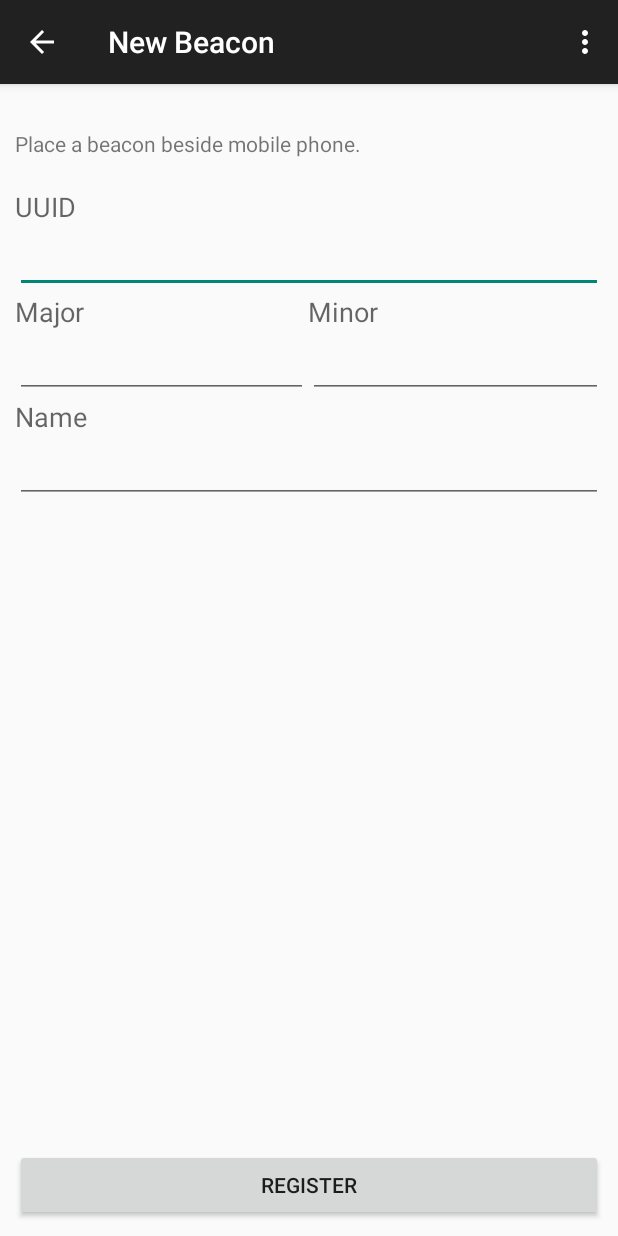
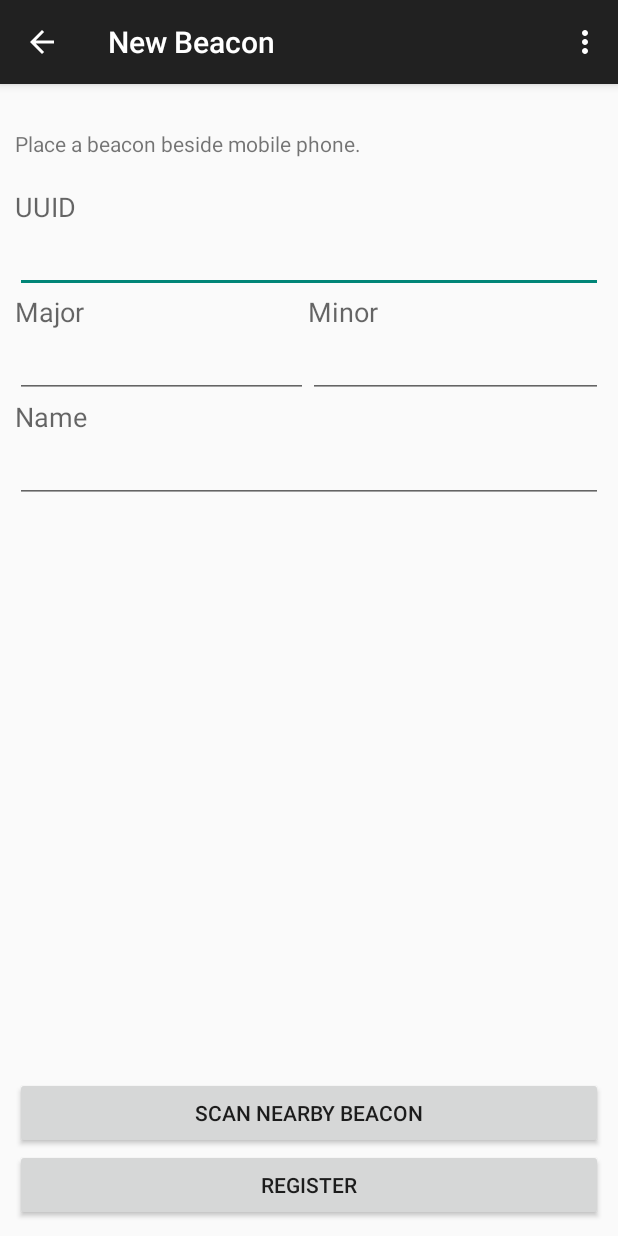
Before and after one commit to qinjie/AssetTracking-Android, an Android app: the NewBeaconActivity screen opened directly, with no data from a screen before it, on a phone screen of 412 x 824 dp. Run offline under Robolectric (Android 15) with nearby library versions, the phone set to English and light mode, and no system bars; our stand-ins replace Volley; libraries missing offline, so code that uses them is left out: com.estimote.sdk; network calls fail; 3 statements that could not run were skipped.

Commit message:
1. Added Refresh button for NewBeaconActivity

```diff
--- a/app/src/main/java/edu/np/ece/assettracking/NewBeaconActivity.java
+++ b/app/src/main/java/edu/np/ece/assettracking/NewBeaconActivity.java
@@ -19,6 +19,7 @@ import com.estimote.sdk.Beacon;
 import com.estimote.sdk.BeaconManager;
 import com.estimote.sdk.Region;
 import com.google.gson.Gson;
+import com.google.gson.JsonObject;
 
 import org.json.JSONArray;
 import org.json.JSONException;
@@ -27,7 +28,6 @@ import org.json.JSONObject;
 import java.util.List;
 
 import edu.np.ece.assettracking.model.BeaconData;
-import edu.np.ece.assettracking.model.LocationData;
 import edu.np.ece.assettracking.util.Constant;
 import edu.np.ece.assettracking.util.CustomJsonObjectRequest;
 
@@ -40,10 +40,10 @@ public class NewBeaconActivity extends AppCompatActivity {
 
     EditText etId, etUuid, etMajor, etMinor, etName;
     TextView tvCreated, tvInfo;
-    Button btRegister;
+    Button btRegister, btRefresh;
     LinearLayout containerCreated;
 
-    private View.OnClickListener buttonListener = new View.OnClickListener() {
+    private View.OnClickListener btRegisterListener = new View.OnClickListener() {
         @Override
         public void onClick(View v) {
 
@@ -66,6 +66,22 @@ public class NewBeaconActivity extends AppCompatActivity {
                 data.setId(Integer.valueOf(id));
                 callApiUpdateBeacon(data);
             }
+        }
+    };
+    private View.OnClickListener btRefreshListener = new View.OnClickListener() {
+        @Override
+        public void onClick(View v) {
+            beaconManager.connect(new BeaconManager.ServiceReadyCallback() {
+                @Override
+                public void onServiceReady() {
+                    try {
+                        beaconManager.startRanging(region);
+                    } catch (RemoteException e) {
+                        e.printStackTrace();
+                    }
+                }
+            });
+
         }
     };
 
@@ -92,7 +108,10 @@ public class NewBeaconActivity extends AppCompatActivity {
         containerCreated.setVisibility(View.INVISIBLE);
         tvCreated = (TextView) findViewById(R.id.tvCreated);
         btRegister = (Button) findViewById(R.id.btRegister);
-        btRegister.setOnClickListener(buttonListener);
+        btRegister.setOnClickListener(btRegisterListener);
+
+        btRefresh = (Button) findViewById(R.id.btRefresh);
+        btRefresh.setOnClickListener(btRefreshListener);
 
         beaconManager = ((MyApplication) getApplication()).getBeaconManager();
         region = new Region("ranged region",
@@ -107,8 +126,14 @@ public class NewBeaconActivity extends AppCompatActivity {
                     etUuid.setText(beacon.getProximityUUID().toUpperCase());
                     etMajor.setText(String.valueOf(beacon.getMajor()));
                     etMinor.setText(String.valueOf(beacon.getMinor()));
+                    callApiGetBeacon(beacon.getProximityUUID(), beacon.getMajor(), beacon.getMinor());
 
-                    callApiGetBeacon(beacon.getProximityUUID(), beacon.getMajor(), beacon.getMinor());
+                    try {
+                        beaconManager.stopRanging(region);
+                    } catch (RemoteException e) {
+                        e.printStackTrace();
+                    }
+
                 } else {
                     Toast.makeText(getBaseContext(), "No Beacon found.", Toast.LENGTH_SHORT).show();
                 }
@@ -125,10 +150,13 @@ public class NewBeaconActivity extends AppCompatActivity {
                     @Override
                     public void onResponse(JSONObject json) {
                         try {
-                            etId.setText(String.valueOf(json.getInt("id")));
-                            etId.setVisibility(View.VISIBLE);
-                            tvInfo.setText("Update successful.");
-                            tvInfo.setVisibility(View.VISIBLE);
+                            JSONArray array = json.getJSONArray("items");
+                            if (array.length() <= 0) return;
+                            JSONObject obj = array.getJSONObject(0);
+                            int id = obj.getInt("id");
+                            String name = obj.getString("label");
+                            etId.setText(String.valueOf(id));
+                            etName.setText(name);
                         } catch (JSONException e) {
                             e.printStackTrace();
                         }
@@ -141,7 +169,7 @@ public class NewBeaconActivity extends AppCompatActivity {
 
     private void callApiCreateBeacon(BeaconData data) {
         String url = Constant.APIS.get("base") + Constant.APIS.get("beacon_url_create");
-        String json = gson.toJson(data, LocationData.class);
+        String json = gson.toJson(data, BeaconData.class);
         CustomJsonObjectRequest postRequest = new CustomJsonObjectRequest(Request.Method.POST, url, json,
                 new Response.Listener<JSONObject>() {
                     @Override
@@ -164,22 +192,22 @@ public class NewBeaconActivity extends AppCompatActivity {
     private void callApiUpdateBeacon(BeaconData data) {
         String url = Constant.APIS.get("base") + Constant.APIS.get("beacon_url_update");
         url = url.replace("<id>", String.valueOf(data.getId()));
-        String json = gson.toJson(data, LocationData.class);
-        CustomJsonObjectRequest postRequest = new CustomJsonObjectRequest(Request.Method.PUT, url, json,
+//        String json = gson.toJson(data, BeaconData.class);
+        JsonObject obj = new JsonObject();
+        obj.addProperty("name", data.getName());
+        CustomJsonObjectRequest postRequest = new CustomJsonObjectRequest(Request.Method.PUT, url, obj.toString(),
                 new Response.Listener<JSONObject>() {
                     @Override
                     public void onResponse(JSONObject json) {
                         try {
-                            JSONArray array = json.getJSONArray("items");
-                            if (array.length() <= 0) return;
-                            JSONObject obj = array.getJSONObject(0);
-                            int id = obj.getInt("id");
-                            String name = obj.getString("label");
-                            etId.setText(String.valueOf(id));
-                            etName.setText(name);
+                            etId.setText(String.valueOf(json.getInt("id")));
+                            etId.setVisibility(View.VISIBLE);
+                            tvInfo.setText("Update successful.");
+                            tvInfo.setVisibility(View.VISIBLE);
                         } catch (JSONException e) {
                             e.printStackTrace();
                         }
+
                     }
                 },
                 CustomJsonObjectRequest.getDefaultErrorListener(getBaseContext())
@@ -190,25 +218,10 @@ public class NewBeaconActivity extends AppCompatActivity {
     @Override
     protected void onResume() {
         super.onResume();
-        beaconManager.connect(new BeaconManager.ServiceReadyCallback() {
-            @Override
-            public void onServiceReady() {
-                try {
-                    beaconManager.startRanging(region);
-                } catch (RemoteException e) {
-                    e.printStackTrace();
-                }
-            }
-        });
     }
 
     @Override
     protected void onPause() {
-        try {
-            beaconManager.stopRanging(region);
-        } catch (RemoteException e) {
-            e.printStackTrace();
-        }
         super.onPause();
     }
 
--- a/app/src/main/res/layout/activity_new_beacon.xml
+++ b/app/src/main/res/layout/activity_new_beacon.xml
@@ -131,6 +131,11 @@
     </LinearLayout>
 
     <Button
+        android:id="@+id/btRefresh"
+        android:layout_width="match_parent"
+        android:layout_height="wrap_content"
+        android:text="Scan Nearby Beacon" />
+    <Button
         android:id="@+id/btRegister"
         android:layout_width="match_parent"
         android:layout_height="wrap_content"
```
